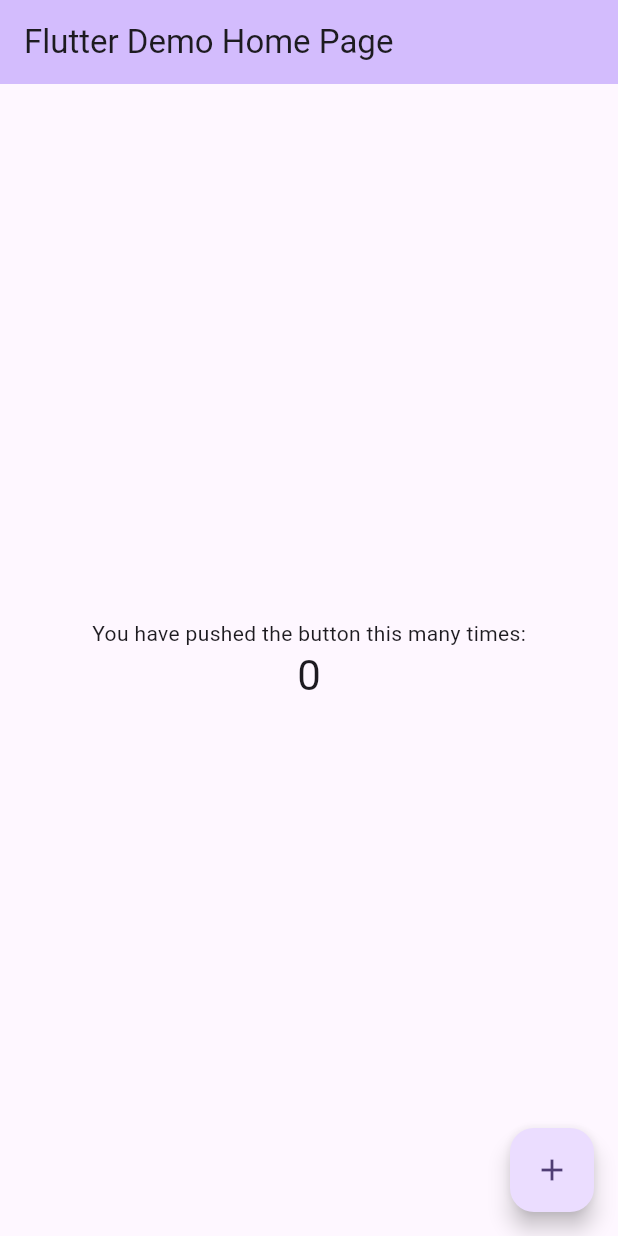
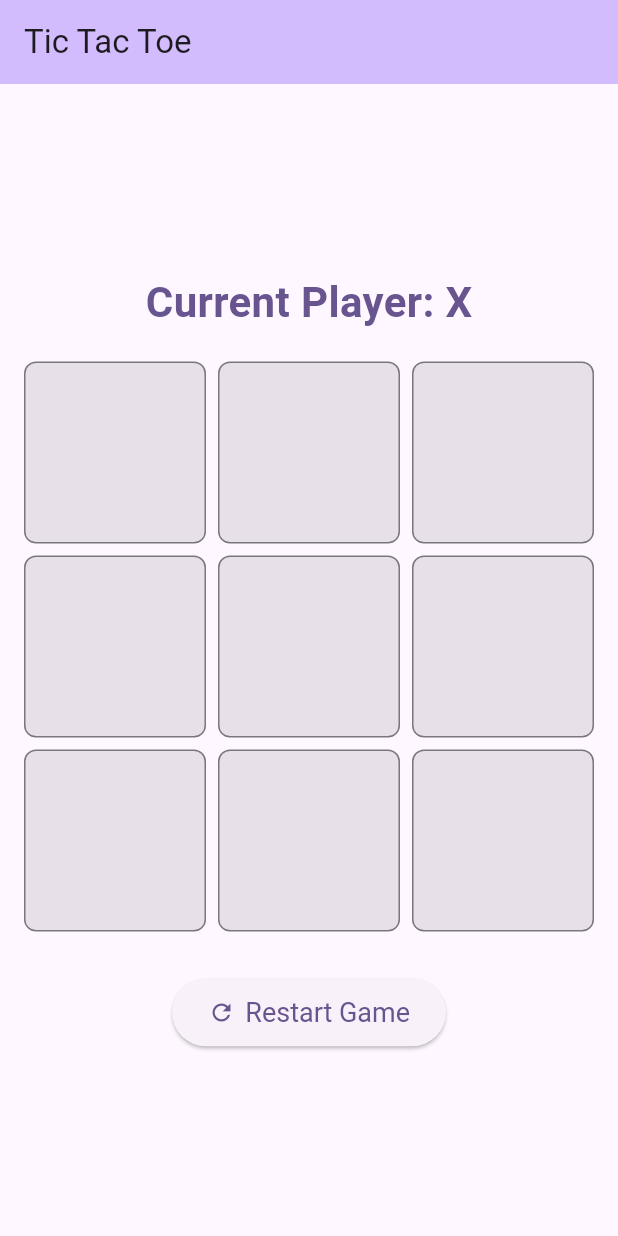
Before and after one commit to could-ai/019b038c-543a-72e6-b925-7d588c06c18a, a Flutter app: the screen it shows after launch, on a phone screen of 412 x 824 dp. Run offline on Flutter 3.47's test engine with Material 3 defaults, Android fonts, the phone set to English and light mode, and no system bars.

Commit message:
Created a complete Tic-Tac-Toe game implementation in Flutter. Features include a 3x3 interactive grid, turn-based logic for X and O, win detection (rows, columns, diagonals), draw detection, and a reset functionality. Uses standard Flutter widgets like GridView, GestureDetector, and State management.; Updated main.dart to set the newly created TicTacToeGame as the home screen. Configured MaterialApp with initialRoute '/' pointing to the game widget, replacing the default counter app template.

```diff
--- a/usr/lib/main.dart
+++ b/usr/lib/main.dart
@@ -1,4 +1,5 @@
 import 'package:flutter/material.dart';
+import 'tic_tac_toe_game.dart';
 
 void main() {
   runApp(const MyApp());
@@ -7,117 +8,20 @@ void main() {
 class MyApp extends StatelessWidget {
   const MyApp({super.key});
 
-  // This widget is the root of your application.
   @override
   Widget build(BuildContext context) {
     return MaterialApp(
-      title: 'Flutter Demo',
+      title: 'Tic Tac Toe',
       debugShowCheckedModeBanner: false,
       theme: ThemeData(
-        // This is the theme of your application.
-        //
-        // TRY THIS: Try running your application with "flutter run". You'll see
-        // the application has a purple toolbar. Then, without quitting the app,
-        // try changing the seedColor in the colorScheme below to Colors.green
-        // and then invoke "hot reload" (save your changes or press the "hot
-        // reload" button in a Flutter-supported IDE, or press "r" if you used
-        // the command line to start the app).
-        //
-        // Notice that the counter didn't reset back to zero; the application
-        // state is not lost during the reload. To reset the state, use hot
-        // restart instead.
-        //
-        // This works for code too, not just values: Most code changes can be
-        // tested with just a hot reload.
         colorScheme: ColorScheme.fromSeed(seedColor: Colors.deepPurple),
+        useMaterial3: true,
       ),
+      // Explicitly defining the initial route and routes map is best practice
       initialRoute: '/',
       routes: {
-        '/': (context) => const MyHomePage(title: 'Flutter Demo Home Page'),
+        '/': (context) => const TicTacToeGame(),
       },
     );
   }
 }
-
-class MyHomePage extends StatefulWidget {
-  const MyHomePage({super.key, required this.title});
-
-  // This widget is the home page of your application. It is stateful, meaning
-  // that it has a State object (defined below) that contains fields that affect
-  // how it looks.
-
-  // This class is the configuration for the state. It holds the values (in this
-  // case the title) provided by the parent (in this case the App widget) and
-  // used by the build method of the State. Fields in a Widget subclass are
-  // always marked "final".
-
-  final String title;
-
-  @override
-  State<MyHomePage> createState() => _MyHomePageState();
-}
-
-class _MyHomePageState extends State<MyHomePage> {
-  int _counter = 0;
-
-  void _incrementCounter() {
-    setState(() {
-      // This call to setState tells the Flutter framework that something has
-      // changed in this State, which causes it to rerun the build method below
-      // so that the display can reflect the updated values. If we changed
-      // _counter without calling setState(), then the build method would not be
-      // called again, and so nothing would appear to happen.
-      _counter++;
-    });
-  }
-
-  @override
-  Widget build(BuildContext context) {
-    // This method is rerun every time setState is called, for instance as done
-    // by the _incrementCounter method above.
-    //
-    // The Flutter framework has been optimized to make rerunning build methods
-    // fast, so that you can just rebuild anything that needs updating rather
-    // than having to individually change instances of widgets.
-    return Scaffold(
-      appBar: AppBar(
-        // TRY THIS: Try changing the color here to a specific color (to
-        // Colors.amber, perhaps?) and trigger a hot reload to see the AppBar
-        // change color while the other colors stay the same.
-        backgroundColor: Theme.of(context).colorScheme.inversePrimary,
-        // Here we take the value from the MyHomePage object that was created by
-        // the App.build method, and use it to set our appbar title.
-        title: Text(widget.title),
-      ),
-      body: Center(
-        // Center is a layout widget. It takes a single child and positions it
-        // in the middle of the parent.
-        child: Column(
-          // Column is also a layout widget. It takes a list of children and
-          // arranges them vertically. By default, it sizes itself to fit its
-          // children horizontally, and tries to be as tall as its parent.
-          //
-          // Column has various properties to control how it sizes itself and
-          // how it positions its children. Here we use mainAxisAlignment to
-          // center the children vertically; the main axis here is the vertical
-          // axis because Columns are vertical (the cross axis would be
-          // horizontal).
-          //
-          // TRY THIS: Invoke "debug painting" (choose the "Toggle Debug Paint"
-          // action in the IDE, or press "p" in the console), to see the
-          // wireframe for each widget.
-          mainAxisAlignment: MainAxisAlignment.center,
-          children: <Widget>[
-            const Text('You have pushed the button this many times:'),
-            Text('$_counter', style: Theme.of(context).textTheme.headlineMedium),
-          ],
-        ),
-      ),
-      floatingActionButton: FloatingActionButton(
-        onPressed: _incrementCounter,
-        tooltip: 'Increment',
-        child: const Icon(Icons.add),
-      ), // This trailing comma makes auto-formatting nicer for build methods.
-    );
-  }
-}
--- /dev/null
+++ b/usr/lib/tic_tac_toe_game.dart
@@ -0,0 +1,176 @@
+import 'package:flutter/material.dart';
+
+class TicTacToeGame extends StatefulWidget {
+  const TicTacToeGame({super.key});
+
+  @override
+  State<TicTacToeGame> createState() => _TicTacToeGameState();
+}
+
+class _TicTacToeGameState extends State<TicTacToeGame> {
+  // The 3x3 board is represented by a list of 9 strings
+  List<String> _board = List.filled(9, '');
+
+  // Current player: 'X' or 'O'
+  String _currentPlayer = 'X';
+
+  // Game state variables
+  String _winner = '';
+  bool _isDraw = false;
+
+  // Handle a cell tap
+  void _handleTap(int index) {
+    // If cell is already filled or game is over, do nothing
+    if (_board[index] != '' || _winner != '') return;
+
+    setState(() {
+      _board[index] = _currentPlayer;
+
+      if (_checkWinner(_currentPlayer)) {
+        _winner = _currentPlayer;
+      } else if (!_board.contains('')) {
+        _isDraw = true;
+      } else {
+        // Switch player
+        _currentPlayer = _currentPlayer == 'X' ? 'O' : 'X';
+      }
+    });
+  }
+
+  // Check all winning combinations
+  bool _checkWinner(String player) {
+    const winningLines = [
+      [0, 1, 2], [3, 4, 5], [6, 7, 8], // Rows
+      [0, 3, 6], [1, 4, 7], [2, 5, 8], // Columns
+      [0, 4, 8], [2, 4, 6]             // Diagonals
+    ];
+
+    for (var line in winningLines) {
+      if (_board[line[0]] == player &&
+          _board[line[1]] == player &&
+          _board[line[2]] == player) {
+        return true;
+      }
+    }
+    return false;
+  }
+
+  // Reset the game to initial state
+  void _resetGame() {
+    setState(() {
+      _board = List.filled(9, '');
+      _currentPlayer = 'X';
+      _winner = '';
+      _isDraw = false;
+    });
+  }
+
+  @override
+  Widget build(BuildContext context) {
+    return Scaffold(
+      appBar: AppBar(
+        title: const Text('Tic Tac Toe'),
+        backgroundColor: Theme.of(context).colorScheme.inversePrimary,
+      ),
+      body: Center(
+        child: Padding(
+          padding: const EdgeInsets.all(16.0),
+          child: Column(
+            mainAxisAlignment: MainAxisAlignment.center,
+            children: [
+              // Status Display
+              _buildStatusText(),
+              const SizedBox(height: 20),
+
+              // Game Grid
+              ConstrainedBox(
+                constraints: const BoxConstraints(maxWidth: 400),
+                child: AspectRatio(
+                  aspectRatio: 1,
+                  child: GridView.builder(
+                    physics: const NeverScrollableScrollPhysics(),
+                    gridDelegate: const SliverGridDelegateWithFixedCrossAxisCount(
+                      crossAxisCount: 3,
+                      crossAxisSpacing: 8,
+                      mainAxisSpacing: 8,
+                    ),
+                    itemCount: 9,
+                    itemBuilder: (context, index) {
+                      return _buildGridItem(index);
+                    },
+                  ),
+                ),
+              ),
+
+              const SizedBox(height: 30),
+
+              // Restart Button
+              ElevatedButton.icon(
+                onPressed: _resetGame,
+                icon: const Icon(Icons.refresh),
+                label: const Text('Restart Game'),
+                style: ElevatedButton.styleFrom(
+                  padding: const EdgeInsets.symmetric(horizontal: 24, vertical: 12),
+                  textStyle: const TextStyle(fontSize: 18),
+                ),
+              ),
+            ],
+          ),
+        ),
+      ),
+    );
+  }
+
+  Widget _buildStatusText() {
+    String text;
+    Color color;
+
+    if (_winner.isNotEmpty) {
+      text = 'Player $_winner Wins!';
+      color = Colors.green;
+    } else if (_isDraw) {
+      text = 'It\'s a Draw!';
+      color = Colors.orange;
+    } else {
+      text = 'Current Player: $_currentPlayer';
+      color = Theme.of(context).colorScheme.primary;
+    }
+
+    return Text(
+      text,
+      style: TextStyle(
+        fontSize: 28,
+        fontWeight: FontWeight.bold,
+        color: color,
+      ),
+    );
+  }
+
+  Widget _buildGridItem(int index) {
+    return GestureDetector(
+      onTap: () => _handleTap(index),
+      child: Container(
+        decoration: BoxDecoration(
+          color: Theme.of(context).colorScheme.surfaceContainerHighest,
+          borderRadius: BorderRadius.circular(8),
+          border: Border.all(
+            color: Theme.of(context).colorScheme.outline,
+            width: 1,
+          ),
+        ),
+        child: Center(
+          child: Text(
+            _board[index],
+            style: TextStyle(
+              fontSize: 48,
+              fontWeight: FontWeight.bold,
+              color: _board[index] == 'X'
+                  ? Colors.blue
+                  : (_board[index] == 'O' ? Colors.red : Colors.black),
+            ),
+          ),
+        ),
+      ),
+    );
+  }
+}
```
